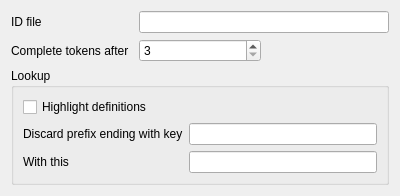
Before: the Qt Designer form playground/pate/src/plugins/gid/config.ui in KDE/kate, drawn with Qt 5.
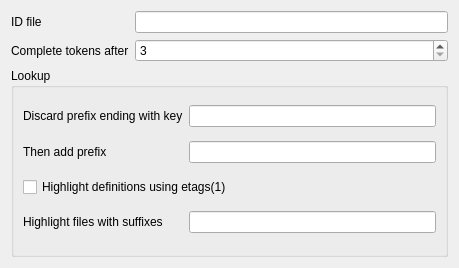
After: the same form once the commit is applied. Custom widgets are drawn as their Qt base class.

Patch:
```diff
--- a/playground/pate/src/plugins/gid/config.ui
+++ b/playground/pate/src/plugins/gid/config.ui
@@ -6,14 +6,34 @@
    <rect>
     <x>0</x>
     <y>0</y>
-    <width>400</width>
-    <height>174</height>
+    <width>459</width>
+    <height>268</height>
    </rect>
   </property>
   <property name="windowTitle">
    <string>ConfigWidget</string>
   </property>
   <layout class="QGridLayout" name="gridLayout">
+   <item row="0" column="0">
+    <widget class="QLabel" name="labelIdFile">
+     <property name="text">
+      <string>ID file</string>
+     </property>
+     <property name="buddy">
+      <cstring>idFile</cstring>
+     </property>
+    </widget>
+   </item>
+   <item row="0" column="1">
+    <widget class="KLineEdit" name="idFile">
+     <property name="whatsThis">
+      <string>Name of ID file.</string>
+     </property>
+     <property name="text">
+      <string/>
+     </property>
+    </widget>
+   </item>
    <item row="1" column="1">
     <widget class="KIntSpinBox" name="keySize">
      <property name="whatsThis">
@@ -37,40 +57,13 @@
      </property>
     </widget>
    </item>
-   <item row="0" column="0">
-    <widget class="QLabel" name="labelIdFile">
-     <property name="text">
-      <string>ID file</string>
-     </property>
-     <property name="buddy">
-      <cstring>idFile</cstring>
-     </property>
-    </widget>
-   </item>
-   <item row="0" column="1" colspan="2">
-    <widget class="KLineEdit" name="idFile">
-     <property name="whatsThis">
-      <string>Name of ID file.</string>
-     </property>
-    </widget>
-   </item>
-   <item row="2" column="0" colspan="3">
+   <item row="2" column="0" colspan="2">
     <widget class="QGroupBox" name="groupBox">
      <property name="title">
       <string>Lookup</string>
      </property>
      <layout class="QGridLayout" name="gridLayout_2">
-      <item row="0" column="0">
-       <widget class="QCheckBox" name="useEtags">
-        <property name="whatsThis">
-         <string>Use etags(1) to find definitions.</string>
-        </property>
-        <property name="text">
-         <string>Highlight definitions</string>
-        </property>
-       </widget>
-      </item>
-      <item row="2" column="0">
+      <item row="1" column="0">
        <widget class="QLabel" name="labelSrcIn">
         <property name="text">
          <string>Discard prefix ending with key</string>
@@ -80,30 +73,57 @@
         </property>
        </widget>
       </item>
-      <item row="2" column="1">
+      <item row="1" column="1">
        <widget class="KLineEdit" name="srcIn">
         <property name="whatsThis">
          <string>If not empty, when looking for matches, discard the first part of the file name ending with this key.</string>
         </property>
        </widget>
       </item>
-      <item row="3" column="1">
+      <item row="2" column="1">
        <widget class="KLineEdit" name="srcOut">
         <property name="whatsThis">
          <string>Replacement prefix. Use %{idPrefix} to insert the prefix of the ID file ending with the key.</string>
         </property>
        </widget>
       </item>
-      <item row="3" column="0">
+      <item row="2" column="0">
        <widget class="QLabel" name="labelSrcOut">
         <property name="text">
-         <string>With this</string>
+         <string>Then add prefix</string>
         </property>
         <property name="buddy">
          <cstring>srcOut</cstring>
         </property>
        </widget>
       </item>
+      <item row="4" column="0">
+       <widget class="QLabel" name="labelUseSuffixes">
+        <property name="text">
+         <string>Highlight files with suffixes</string>
+        </property>
+        <property name="buddy">
+         <cstring>useSuffixes</cstring>
+        </property>
+       </widget>
+      </item>
+      <item row="4" column="1">
+       <widget class="KLineEdit" name="useSuffixes">
+        <property name="whatsThis">
+         <string>Use .h;.hxx to highlight files which may contain declarations.</string>
+        </property>
+       </widget>
+      </item>
+      <item row="3" column="0" colspan="2">
+       <widget class="QCheckBox" name="useEtags">
+        <property name="whatsThis">
+         <string>Use etags(1) to find definitions, and highlight them</string>
+        </property>
+        <property name="text">
+         <string>Highlight definitions using etags(1)</string>
+        </property>
+       </widget>
+      </item>
      </layout>
     </widget>
    </item>
```
Left out of the diff: 3 changed lines with no effect on the pictures.
